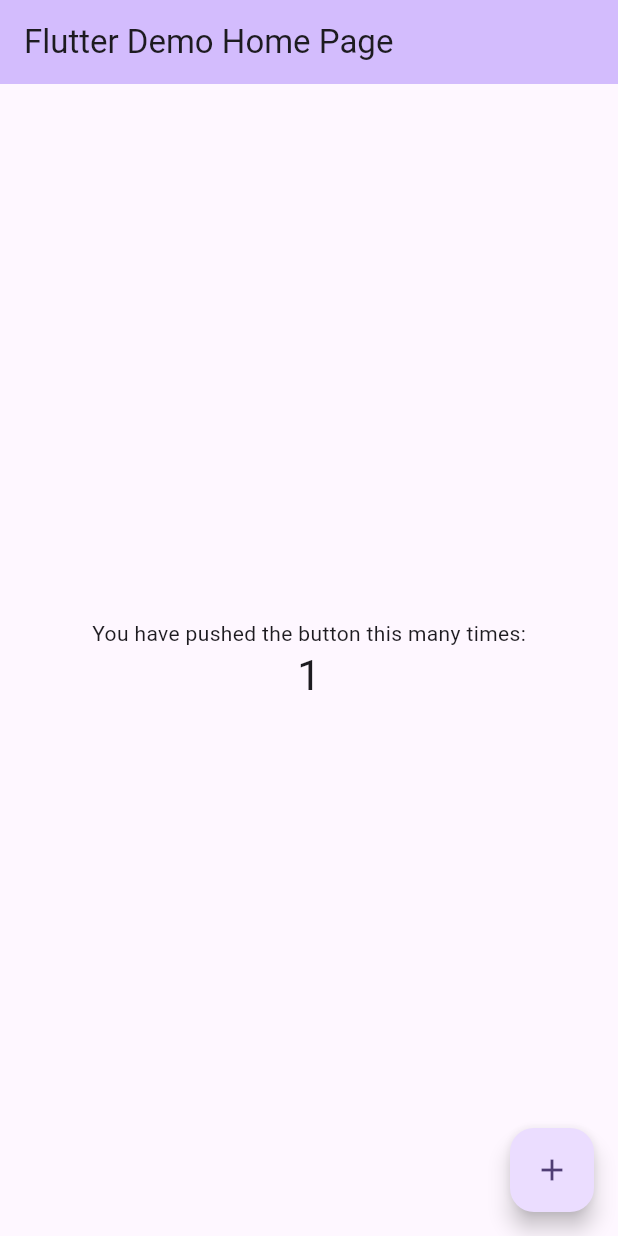
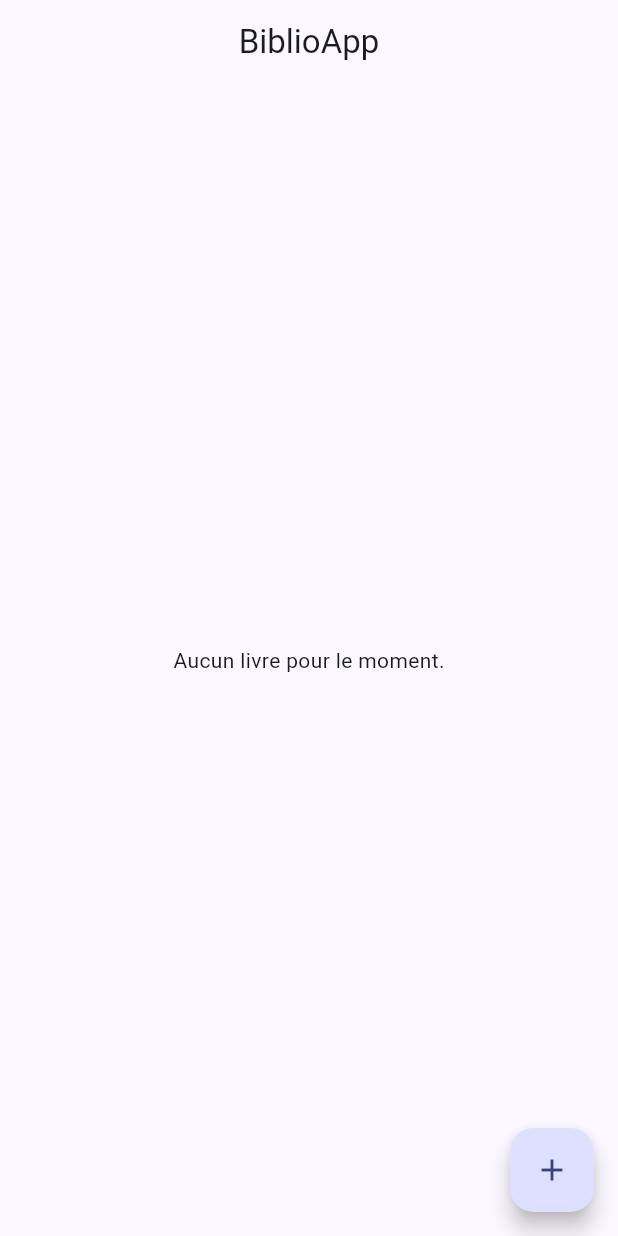
Before and after one commit to youssrahaddouch0103-coder/biblio-app, a Flutter app: the screen it shows after launch, after a tap on the "add" icon, on a phone screen of 412 x 824 dp. Run offline on Flutter 3.47's test engine with Material 3 defaults, Android fonts, the phone set to English and light mode, and no system bars; our stand-ins replace equatable, flutter_bloc, sqflite; accounts and stored records are empty.

Commit message:
Add main screen and app setup

```diff
--- a/lib/main.dart
+++ b/lib/main.dart
@@ -1,121 +1,37 @@
 import 'package:flutter/material.dart';
+import 'package:flutter_bloc/flutter_bloc.dart';
+
+import 'bloc/livre_bloc.dart';
+import 'bloc/livre_event.dart';
+import 'database/database_helper.dart';
+import 'repositories/livre_repository.dart';
+import 'screens/liste_livres_screen.dart';
 
 void main() {
-  runApp(const MyApp());
+  final repository = LivreRepository(
+    databaseHelper: DatabaseHelper.instance,
+  );
+
+  runApp(MyApp(repository: repository));
 }
 
 class MyApp extends StatelessWidget {
-  const MyApp({super.key});
+  final LivreRepository repository;
 
-  // This widget is the root of your application.
-  @override
-  Widget build(BuildContext context) {
-    return MaterialApp(
-      title: 'Flutter Demo',
-      theme: ThemeData(
-        // This is the theme of your application.
-        //
-        // TRY THIS: Try running your application with "flutter run". You'll see
-        // the application has a purple toolbar. Then, without quitting the app,
-        // try changing the seedColor in the colorScheme below to Colors.green
-        // and then invoke "hot reload" (save your changes or press the "hot
-        // reload" button in a Flutter-supported IDE, or press "r" if you used
-        // the command line to start the app).
-        //
-        // Notice that the counter didn't reset back to zero; the application
-        // state is not lost during the reload. To reset the state, use hot
-        // restart instead.
-        //
-        // This works for code too, not just values: Most code changes can be
-        // tested with just a hot reload.
-        colorScheme: .fromSeed(seedColor: Colors.deepPurple),
-      ),
-      home: const MyHomePage(title: 'Flutter Demo Home Page'),
-    );
-  }
-}
-
-class MyHomePage extends StatefulWidget {
-  const MyHomePage({super.key, required this.title});
-
-  // This widget is the home page of your application. It is stateful, meaning
-  // that it has a State object (defined below) that contains fields that affect
-  // how it looks.
-
-  // This class is the configuration for the state. It holds the values (in this
-  // case the title) provided by the parent (in this case the App widget) and
-  // used by the build method of the State. Fields in a Widget subclass are
-  // always marked "final".
-
-  final String title;
-
-  @override
-  State<MyHomePage> createState() => _MyHomePageState();
-}
-
-class _MyHomePageState extends State<MyHomePage> {
-  int _counter = 0;
-
-  void _incrementCounter() {
-    setState(() {
-      // This call to setState tells the Flutter framework that something has
-      // changed in this State, which causes it to rerun the build method below
-      // so that the display can reflect the updated values. If we changed
-      // _counter without calling setState(), then the build method would not be
-      // called again, and so nothing would appear to happen.
-      _counter++;
-    });
-  }
+  const MyApp({super.key, required this.repository});
 
   @override
   Widget build(BuildContext context) {
-    // This method is rerun every time setState is called, for instance as done
-    // by the _incrementCounter method above.
-    //
-    // The Flutter framework has been optimized to make rerunning build methods
-    // fast, so that you can just rebuild anything that needs updating rather
-    // than having to individually change instances of widgets.
-    return Scaffold(
-      appBar: AppBar(
-        // TRY THIS: Try changing the color here to a specific color (to
-        // Colors.amber, perhaps?) and trigger a hot reload to see the AppBar
-        // change color while the other colors stay the same.
-        backgroundColor: Theme.of(context).colorScheme.inversePrimary,
-        // Here we take the value from the MyHomePage object that was created by
-        // the App.build method, and use it to set our appbar title.
-        title: Text(widget.title),
-      ),
-      body: Center(
-        // Center is a layout widget. It takes a single child and positions it
-        // in the middle of the parent.
-        child: Column(
-          // Column is also a layout widget. It takes a list of children and
-          // arranges them vertically. By default, it sizes itself to fit its
-          // children horizontally, and tries to be as tall as its parent.
-          //
-          // Column has various properties to control how it sizes itself and
-          // how it positions its children. Here we use mainAxisAlignment to
-          // center the children vertically; the main axis here is the vertical
-          // axis because Columns are vertical (the cross axis would be
-          // horizontal).
-          //
-          // TRY THIS: Invoke "debug painting" (choose the "Toggle Debug Paint"
-          // action in the IDE, or press "p" in the console), to see the
-          // wireframe for each widget.
-          mainAxisAlignment: .center,
-          children: [
-            const Text('You have pushed the button this many times:'),
-            Text(
-              '$_counter',
-              style: Theme.of(context).textTheme.headlineMedium,
-            ),
-          ],
+    return BlocProvider(
+      create: (_) => LivreBloc(repository)..add(LoadLivres()),
+      child: MaterialApp(
+        debugShowCheckedModeBanner: false,
+        title: 'BiblioApp',
+        theme: ThemeData(
+          colorScheme: ColorScheme.fromSeed(seedColor: Colors.indigo),
+          useMaterial3: true,
         ),
-      ),
-      floatingActionButton: FloatingActionButton(
-        onPressed: _incrementCounter,
-        tooltip: 'Increment',
-        child: const Icon(Icons.add),
+        home: const ListeLivresScreen(),
       ),
     );
   }
--- /dev/null
+++ b/lib/screens/liste_livres_screen.dart
@@ -0,0 +1,61 @@
+import 'package:flutter/material.dart';
+import 'package:flutter_bloc/flutter_bloc.dart';
+
+import '../bloc/livre_bloc.dart';
+import '../bloc/livre_state.dart';
+
+class ListeLivresScreen extends StatelessWidget {
+  const ListeLivresScreen({super.key});
+
+  @override
+  Widget build(BuildContext context) {
+    return Scaffold(
+      appBar: AppBar(
+        title: const Text('BiblioApp'),
+        centerTitle: true,
+      ),
+      body: BlocBuilder<LivreBloc, LivreState>(
+        builder: (context, state) {
+          if (state is LivreLoading) {
+            return const Center(child: CircularProgressIndicator());
+          }
+
+          if (state is LivreError) {
+            return Center(child: Text(state.message));
+          }
+
+          if (state is LivreLoaded) {
+            if (state.livres.isEmpty) {
+              return const Center(
+                child: Text('Aucun livre pour le moment.'),
+              );
+            }
+
+            return ListView.builder(
+              itemCount: state.livres.length,
+              itemBuilder: (context, index) {
+                final livre = state.livres[index];
+
+                return ListTile(
+                  title: Text(livre.titre),
+                  subtitle: Text(livre.auteur),
+                  trailing: Icon(
+                    livre.lu ? Icons.check_circle : Icons.circle_outlined,
+                  ),
+                );
+              },
+            );
+          }
+
+          return const Center(child: Text('Chargement...'));
+        },
+      ),
+      floatingActionButton: FloatingActionButton(
+        onPressed: () {
+          // On ajoutera la navigation vers AjouterLivreScreen après
+        },
+        child: const Icon(Icons.add),
+      ),
+    );
+  }
+}
```
